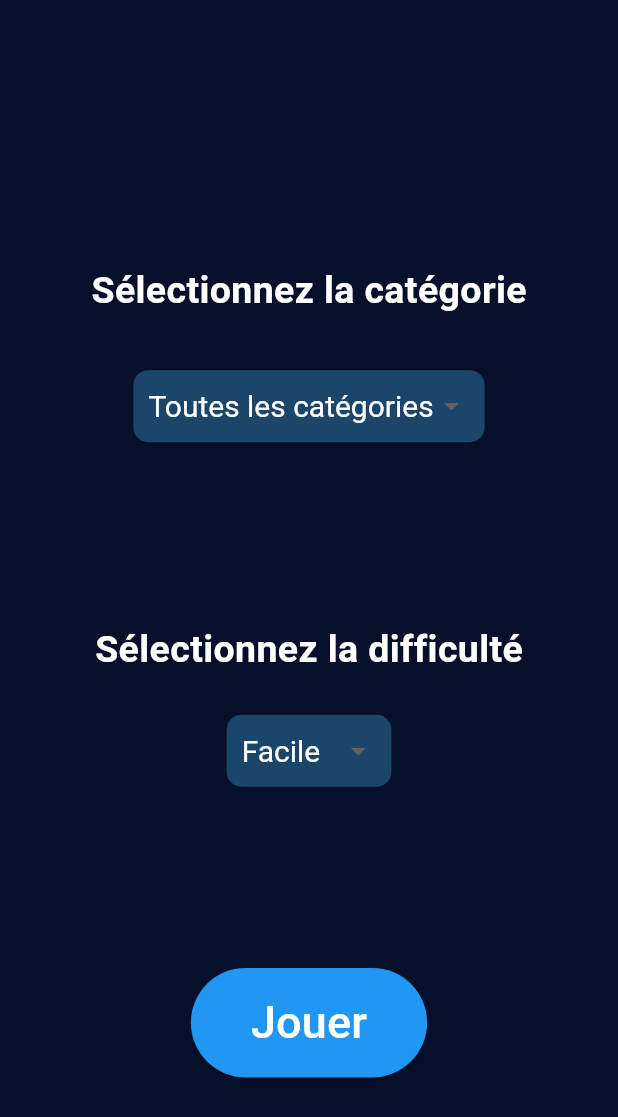
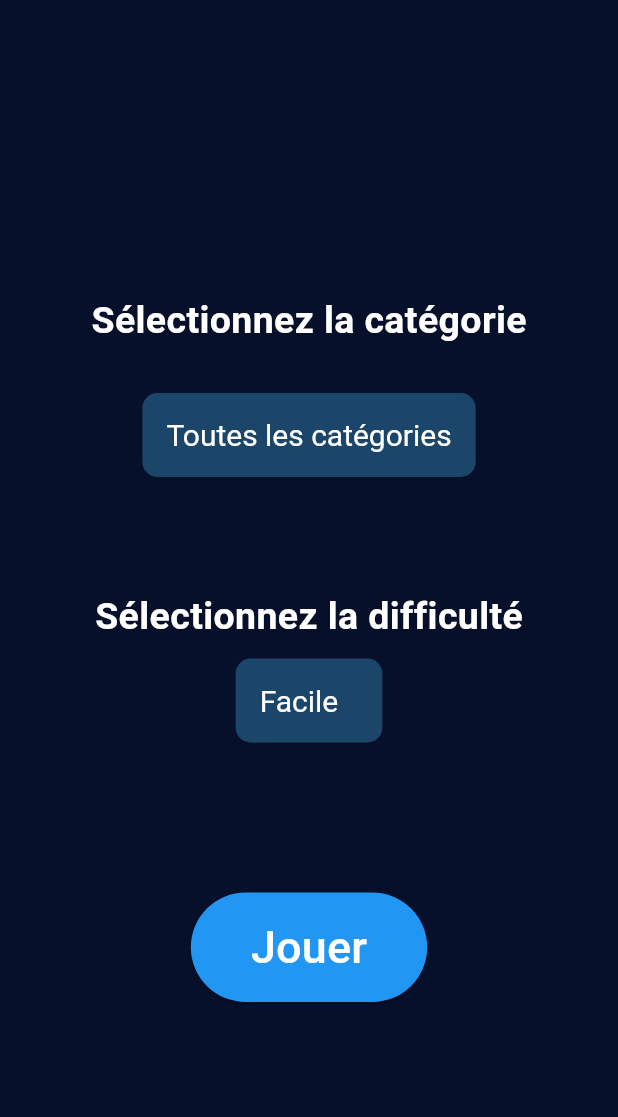
Before and after one commit to Zilba26/master_quiz, a Flutter app: the ChooseOptions screen opened directly, on a phone screen of 412 x 824 dp. Shown: the top 1117 px of the screen. Run offline on Flutter 3.47's test engine with Material 3 defaults, Android fonts, the phone set to English and light mode, and no system bars; our stand-ins replace shared_preferences, stop_watch_timer; missing offline and left inert: newton_particles, particle_field, rnd; accounts and stored records are empty.

Commit message:
choose options page rework ui and questions pages fix

```diff
--- /dev/null
+++ b/lib/ui/components/main_dropdown_button.dart
@@ -0,0 +1,56 @@
+import 'package:flutter/material.dart';
+
+import '../../constantes.dart';
+
+class MainDropdownButton<T> extends StatefulWidget {
+
+  final List<T> values;
+  final ValueChanged<dynamic> onChange;
+  final T? initialValue;
+
+  const MainDropdownButton({super.key, required this.values, required this.onChange, this.initialValue});
+
+  @override
+  State<MainDropdownButton> createState() => _MainDropdownButtonState<T>();
+}
+
+class _MainDropdownButtonState<T> extends State<MainDropdownButton> {
+
+  T? selectedValue;
+
+  @override
+  void initState() {
+    selectedValue = widget.initialValue ?? widget.values[0];
+    super.initState();
+  }
+
+  @override
+  Widget build(BuildContext context) {
+    return Container(
+      padding: const EdgeInsets.symmetric(horizontal: 16.0, vertical: 4.0),
+      decoration: BoxDecoration(
+          color: bordersColor,
+          borderRadius: BorderRadius.circular(10.0)
+      ),
+      child: DropdownButton<T>(
+        value: selectedValue,
+        underline: const SizedBox(),
+        icon: const SizedBox(),
+        style: const TextStyle(fontSize: 20.0, color: Colors.white),
+        dropdownColor: bordersColor,
+        onChanged: (T? newValue) {
+          setState(() {
+            selectedValue = newValue;
+            widget.onChange(newValue);
+          });
+        },
+        items: widget.values.map<DropdownMenuItem<T>>((dynamic value) {
+          return DropdownMenuItem<T>(
+            value: value,
+            child: Text(value.toString()),
+          );
+        }).toList(),
+      ),
+    );
+  }
+}
--- a/lib/ui/screens/choose_options.dart
+++ b/lib/ui/screens/choose_options.dart
@@ -2,6 +2,7 @@ import 'package:flutter/material.dart';
 import 'package:master_quiz/models/difficulty.dart';
 import 'package:master_quiz/ui/components/main_button.dart';
 import 'package:master_quiz/models/category.dart';
+import 'package:master_quiz/ui/components/main_dropdown_button.dart';
 import 'package:master_quiz/ui/components/star_background.dart';
 import 'package:master_quiz/ui/screens/question_page.dart';
 
@@ -32,44 +33,20 @@ class _ChooseOptionsState extends State<ChooseOptions> {
           animated: false,
           child: Center(
             child: Column(
-              mainAxisAlignment: MainAxisAlignment.spaceEvenly,
+              mainAxisAlignment: MainAxisAlignment.center,
               children: [
                 Column(
                   children: [
-                    const SizedBox(height: 70.0),
+                    const SizedBox(height: 40.0),
                     const Text(
                       'Sélectionnez la catégorie',
                       style: TextStyle(fontSize: 25.0, fontWeight: FontWeight.bold, color: Colors.white),
                     ),
-                    const SizedBox(height: 20.0),
-                    // Sélecteur de catégorie
-                    Container(
-                      margin: const EdgeInsets.all(15.0),
-                      padding: const EdgeInsets.only(left: 10.0, right: 10.0),
-                      decoration: BoxDecoration(
-                          color: bordersColor,
-                          borderRadius: BorderRadius.circular(10.0)
-                      ),
-                      child: DropdownButton<Category>(
-                        value: selectedCategory,
-                        underline: const SizedBox(),
-                        style: const TextStyle(fontSize: 20.0, color: Colors.white),
-                        dropdownColor: bordersColor,
-                        onChanged: (Category? newValue) {
-                          setState(() {
-                            selectedCategory = newValue!;
-                          });
-                        },
-                        items: categories.map<DropdownMenuItem<Category>>((Category value) {
-                          return DropdownMenuItem<Category>(
-                            value: value,
-                            child: Text(value.toString()),
-                          );
-                        }).toList(),
-                      ),
-                    ),
+                    const SizedBox(height: 30.0),
+                    MainDropdownButton(values: categories, onChange: (value) => selectedCategory = value!)
                   ],
                 ),
+                const SizedBox(height: 75),
                 Column(
                   children: [
                     const Text(
@@ -77,34 +54,10 @@ class _ChooseOptionsState extends State<ChooseOptions> {
                       style: TextStyle(fontSize: 25.0, fontWeight: FontWeight.bold, color: Colors.white),
                     ),
                     const SizedBox(height: 10.0),
-                    // Sélecteur de difficulté
-                    Container(
-                      margin: const EdgeInsets.all(15.0),
-                      padding: const EdgeInsets.only(left: 10.0, right: 10.0),
-                      decoration: BoxDecoration(
-                          color: bordersColor,
-                          borderRadius: BorderRadius.circular(10.0)
-                      ),
-                      child: DropdownButton<Difficulty>(
-                        value: selectedDifficulty,
-                        underline: const SizedBox(),
-                        style: const TextStyle(fontSize: 20.0, color: Colors.white),
-                        dropdownColor: bordersColor,
-                        onChanged: (Difficulty? newValue) {
-                          setState(() {
-                            selectedDifficulty = newValue!;
-                          });
-                        },
-                        items: difficulties.map<DropdownMenuItem<Difficulty>>((Difficulty value) {
-                          return DropdownMenuItem<Difficulty>(
-                            value: value,
-                            child: Text(value.toString()),
-                          );
-                        }).toList(),
-                      ),
-                    ),
+                    MainDropdownButton(values: difficulties, onChange: (value) => selectedDifficulty = value!),
                   ],
                 ),
+                const SizedBox(height: 100),
                 MainButton(
                   text: 'Jouer',
                   fontSize: 30.0,
```
Also changed, not shown: lib/ui/components/not_enough_questions.dart (added, +24 -0 lines), lib/ui/screens/question_page.dart (+5 -2 lines).
